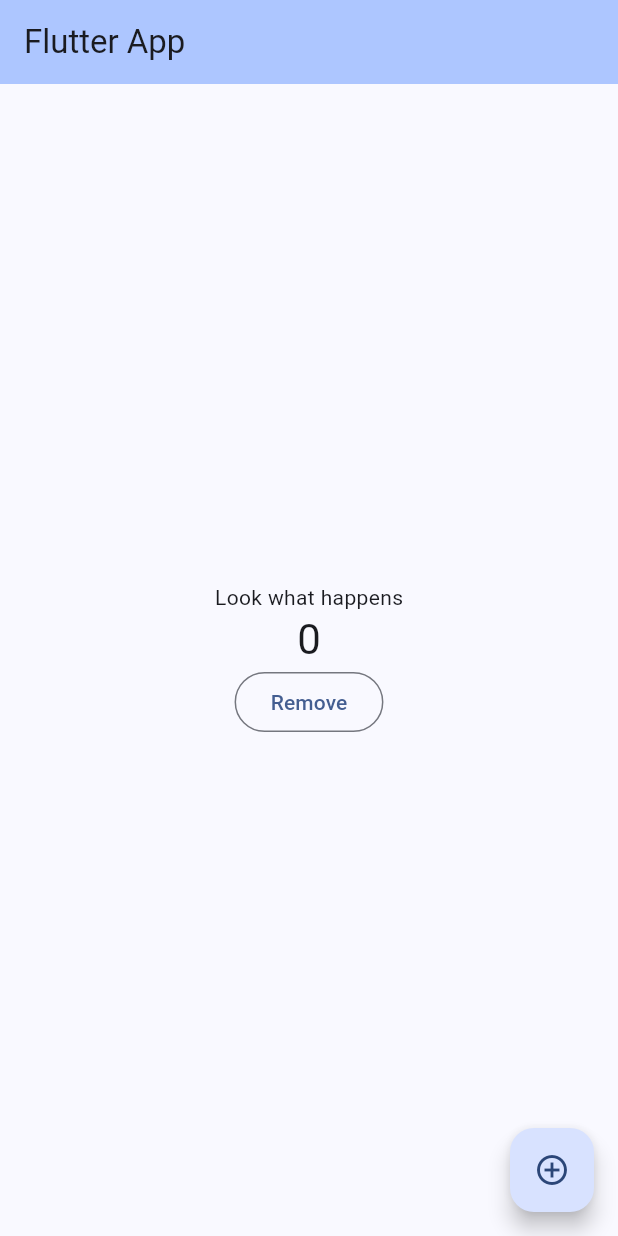
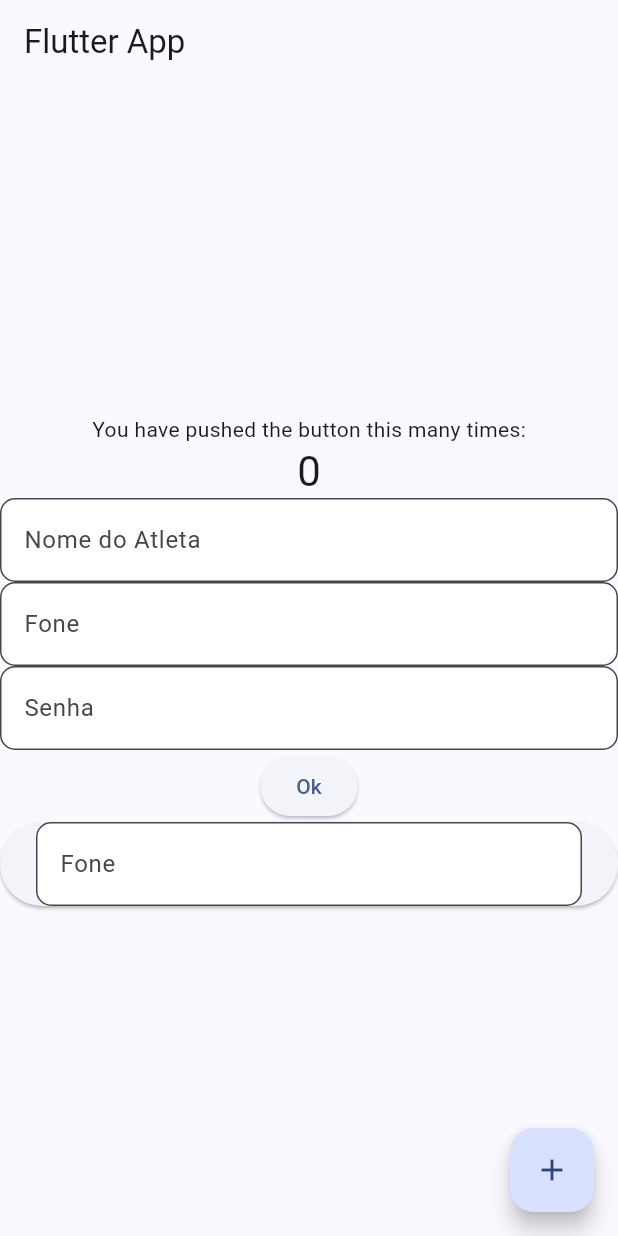
Before and after one commit to gabr-el/web, a Flutter app: the screen it shows after launch, on a phone screen of 412 x 824 dp. Run offline on Flutter 3.47's test engine with Material 2 defaults, Android fonts, the phone set to English and light mode, and no system bars.

Commit message:
Pegando as alteraçoes do professor.

```diff
--- a/lib/MyApp.dart
+++ b/lib/MyApp.dart
@@ -14,7 +14,7 @@ class MyApp extends StatelessWidget {
         colorScheme: ColorScheme.fromSeed(seedColor: Colors.blueAccent),
         useMaterial3: true,
       ),
-      home: const MyHomePage(title: 'Flutter App'),
+      home: MyHomePage(title: 'Flutter App'),
     );
   }
 }
--- a/lib/MyHomePage.dart
+++ b/lib/MyHomePage.dart
@@ -1,10 +1,12 @@
+
+import 'package:web/components/ElevatedButtonCustom.dart';
+import 'package:web/components/TextFormFieldCustom.dart';
 import 'package:flutter/cupertino.dart';
 import 'package:flutter/material.dart';
 
 class MyHomePage extends StatefulWidget {
-  const MyHomePage({super.key, required this.title});
-
-  final String title;
+  MyHomePage({super.key, required this.title});
+  String title;
 
   @override
   State<MyHomePage> createState() => _MyHomePageState();
@@ -12,16 +14,17 @@ class MyHomePage extends StatefulWidget {
 
 class _MyHomePageState extends State<MyHomePage> {
   int _counter = 0;
+  TextEditingController tecNome = TextEditingController();
+  TextEditingController tecFone = TextEditingController();
+  TextEditingController tecSenha = TextEditingController();
 
   void _incrementCounter() {
+    widget.title = "Meu App ${_counter}";
+    tecFone.text =  tecNome.text;
+    tecNome.text = "${_counter}";
+
     setState(() {
       _counter++;
-    });
-  }
-
-  void _decrementCounter() {
-    setState(() {
-      _counter--;
     });
   }
 
@@ -29,32 +32,48 @@ class _MyHomePageState extends State<MyHomePage> {
   Widget build(BuildContext context) {
     return Scaffold(
       appBar: AppBar(
-        backgroundColor: Theme.of(context).colorScheme.inversePrimary,
         title: Text(widget.title),
       ),
       body: Center(
-        child: Column(
+        child: Form(
+            child: Column(
           mainAxisAlignment: MainAxisAlignment.center,
           children: <Widget>[
             const Text(
-              'Look what happens',
+              'You have pushed the button this many times:',
             ),
             Text(
               '$_counter',
-              style: Theme.of(context).textTheme.headlineMedium,
+              style: Theme.of(context).textTheme.headline4,
             ),
-            OutlinedButton(
-              onPressed: _decrementCounter,
-              child: const Text('Remove'),
-            ),
+            TextFormFieldCustom.create(hint: "Nome", label: "Nome do Atleta", corTexto: Colors.deepOrange, tec: tecNome),
+            TextFormFieldCustom.create(tec: tecFone, label: "Fone" ),
+            TextFormFieldCustom.create(tec: tecSenha, label: "Senha", obscureText: true ),
+            ElevatedButtonCustom.create(texto: "Ok", onPressed: onPressedOk,),
+            ElevatedButtonCustom.createGenerico(onPressed: onPressedGenerico , child: TextFormFieldCustom.create(tec: tecFone, label: "Fone" ),)
           ],
-        ),
+        )),
       ),
       floatingActionButton: FloatingActionButton(
         onPressed: _incrementCounter,
         tooltip: 'Increment',
-        child: const Icon(Icons.add_circle_outline),
-      ),
+        child: const Icon(Icons.add),
+      ), // This trailing comma makes auto-formatting nicer for build methods.
     );
   }
+
+  void onPressedOk() {
+    print("Create do MyHomePage");
+  }
+
+  void onPressedGenerico() {
+    print("CreateGeneric do MyHomePage");
+  }
+
 }
+
+extension TextFormFieldX on TextFormField {
+  TextStyle? defStyle() {
+    return null;
+  }
+}
--- /dev/null
+++ b/lib/components/ElevatedButtonCustom.dart
@@ -0,0 +1,12 @@
+import 'package:flutter/material.dart';
+
+class ElevatedButtonCustom {
+  static ElevatedButton create({required VoidCallback onPressed, required String texto}) {
+    return ElevatedButton(onPressed: onPressed, child: Text(texto));
+  }
+
+  static ElevatedButton createGenerico({required VoidCallback onPressed, required Widget child}) {
+    return ElevatedButton(onPressed: onPressed, child: child);
+  }
+
+}
--- /dev/null
+++ b/lib/components/TextFormFieldCustom.dart
@@ -0,0 +1,25 @@
+import 'package:flutter/cupertino.dart';
+import 'package:flutter/material.dart';
+
+class TextFormFieldCustom {
+  static Widget create({String? hint, String? label, Color? corTexto,
+    required TextEditingController tec, bool? obscureText}) {
+    return TextFormField(
+      controller: tec,
+      obscureText: obscureText==null?false:obscureText,
+      style: TextStyle(
+          color: corTexto==null?Colors.black:corTexto
+      ),
+      decoration: InputDecoration(
+        //border: InputBorder.none,
+        filled: true,
+        fillColor: Colors.white,
+        hintText: hint,
+        labelText: label,
+        border: OutlineInputBorder(
+            borderRadius: BorderRadius.all(Radius.circular(10.0)),
+            borderSide: BorderSide(color: Colors.black)),
+      ),
+    );
+  }
+}
```
